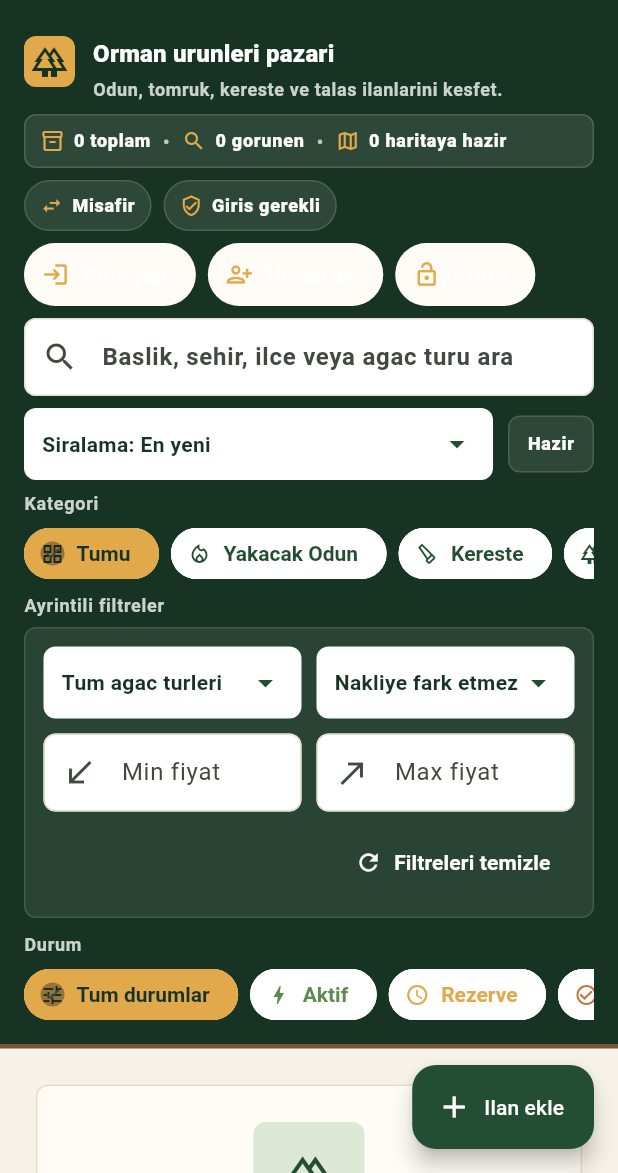
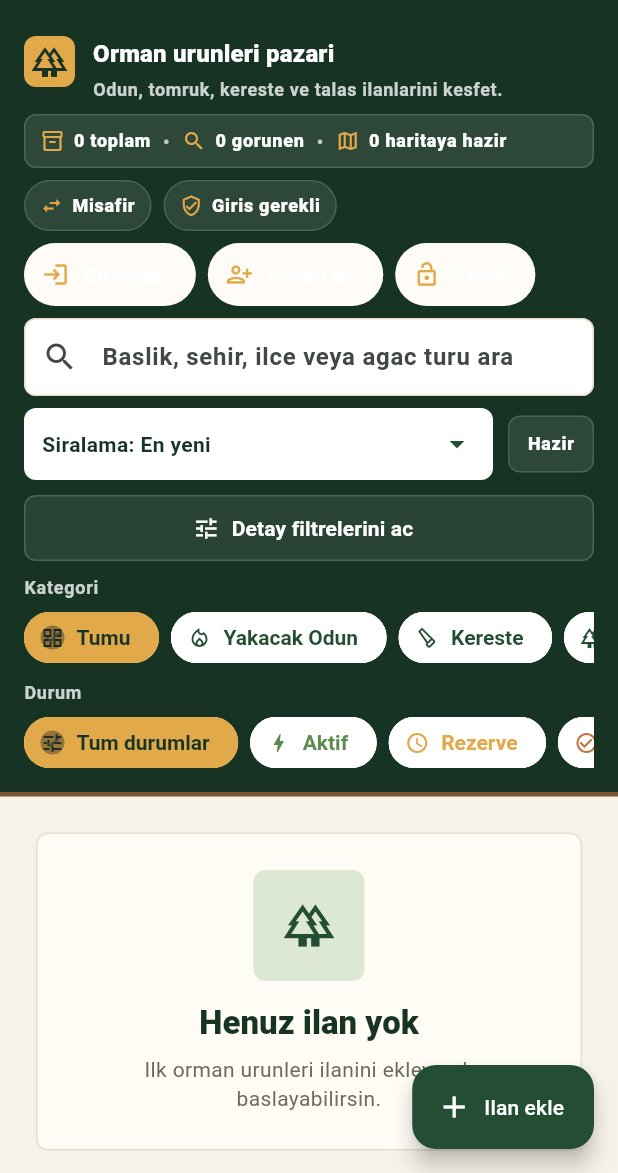
Before and after one commit to EbranurOzbalik/orman-pazar, a Flutter app: the screen it shows after launch, on a phone screen of 412 x 824 dp, the part 63-1236 px from its top. Run offline on Flutter 3.47's test engine with Material 3 defaults, Android fonts, the phone set to English and light mode, and no system bars; our stand-ins replace cloud_firestore, firebase_auth, firebase_core, firebase_storage, google_maps_flutter, image_picker; accounts and stored records are empty.

Commit message:
Refine collapsible filters on home

```diff
--- a/lib/screens/home_screen.dart
+++ b/lib/screens/home_screen.dart
@@ -48,6 +48,7 @@ class _HomeScreenState extends State<HomeScreen> {
   String _selectedCategory = AppConstants.allCategories;
   String _selectedStatus = AppConstants.allStatuses;
   String _selectedWoodType = AppConstants.allWoodTypes;
+  bool _showAdvancedFilters = false;
   DeliveryFilterOption _deliveryFilter = DeliveryFilterOption.all;
   ListingSortOption _sortOption = ListingSortOption.newest;
   String _searchText = '';
@@ -402,6 +403,7 @@ class _HomeScreenState extends State<HomeScreen> {
                               selectedWoodType: _selectedWoodType,
                               deliveryFilter: _deliveryFilter,
                               sortOption: _sortOption,
+                              showAdvancedFilters: _showAdvancedFilters,
                               listingCount: allListings.length,
                               visibleCount: filteredListings.length,
                               locationReadyCount: allListings
@@ -428,6 +430,11 @@ class _HomeScreenState extends State<HomeScreen> {
                               },
                               onPriceChanged: () => setState(() {}),
                               onClearAdvancedFilters: _clearAdvancedFilters,
+                              onToggleAdvancedFilters: () {
+                                setState(() {
+                                  _showAdvancedFilters = !_showAdvancedFilters;
+                                });
+                              },
                               onOpenFavorites: () => _openFavorites(user),
                               onOpenProfile: () => _openProfile(user),
                               onOpenMyListings: () => _openMyListings(user),
@@ -493,6 +500,7 @@ class _SearchAndFilters extends StatelessWidget {
     required this.selectedWoodType,
     required this.deliveryFilter,
     required this.sortOption,
+    required this.showAdvancedFilters,
     required this.listingCount,
     required this.visibleCount,
     required this.locationReadyCount,
@@ -507,6 +515,7 @@ class _SearchAndFilters extends StatelessWidget {
     required this.onSortOptionChanged,
     required this.onPriceChanged,
     required this.onClearAdvancedFilters,
+    required this.onToggleAdvancedFilters,
     required this.onOpenFavorites,
     required this.onOpenProfile,
     required this.onOpenMyListings,
@@ -523,6 +532,7 @@ class _SearchAndFilters extends StatelessWidget {
   final String selectedWoodType;
   final DeliveryFilterOption deliveryFilter;
   final ListingSortOption sortOption;
+  final bool showAdvancedFilters;
   final int listingCount;
   final int visibleCount;
   final int locationReadyCount;
@@ -537,6 +547,7 @@ class _SearchAndFilters extends StatelessWidget {
   final ValueChanged<ListingSortOption> onSortOptionChanged;
   final VoidCallback onPriceChanged;
   final VoidCallback onClearAdvancedFilters;
+  final VoidCallback onToggleAdvancedFilters;
   final VoidCallback onOpenFavorites;
   final VoidCallback onOpenProfile;
   final VoidCallback onOpenMyListings;
@@ -663,6 +674,30 @@ class _SearchAndFilters extends StatelessWidget {
               const SizedBox(width: 10),
               _ActiveFilterBadge(count: activeFilterCount),
             ],
+          ),
+          const SizedBox(height: 8),
+          OutlinedButton.icon(
+            onPressed: onToggleAdvancedFilters,
+            icon: Icon(
+              showAdvancedFilters
+                  ? Icons.keyboard_arrow_up
+                  : Icons.tune_outlined,
+              color: Colors.white,
+            ),
+            label: Text(
+              showAdvancedFilters
+                  ? 'Detay filtrelerini gizle'
+                  : 'Detay filtrelerini ac',
+              style: const TextStyle(
+                color: Colors.white,
+                fontWeight: FontWeight.w700,
+              ),
+            ),
+            style: OutlinedButton.styleFrom(
+              side: BorderSide(color: Colors.white.withValues(alpha: 0.18)),
+              backgroundColor: Colors.white.withValues(alpha: 0.08),
+              minimumSize: const Size.fromHeight(44),
+            ),
           ),
           const SizedBox(height: 8),
           _FilterSection(
@@ -704,15 +739,22 @@ class _SearchAndFilters extends StatelessWidget {
               ),
             ),
           ),
-          const SizedBox(height: 8),
-          _FilterSection(
+          AnimatedSwitcher(
+            duration: const Duration(milliseconds: 220),
+            child: showAdvancedFilters
+                ? Padding(
+                    key: const ValueKey('advanced-filters-open'),
+                    padding: const EdgeInsets.only(top: 8),
+                    child: _FilterSection(
                       title: 'Ayrintili filtreler',
                       child: Container(
                         width: double.infinity,
                         decoration: BoxDecoration(
                           color: Colors.white.withValues(alpha: 0.08),
                           borderRadius: BorderRadius.circular(8),
-                border: Border.all(color: Colors.white.withValues(alpha: 0.12)),
+                          border: Border.all(
+                            color: Colors.white.withValues(alpha: 0.12),
+                          ),
                         ),
                         padding: const EdgeInsets.all(12),
                         child: Column(
@@ -729,7 +771,10 @@ class _SearchAndFilters extends StatelessWidget {
                                 ),
                                 const SizedBox(width: 10),
                                 Expanded(
-                        child: _HeaderDropdownField<DeliveryFilterOption>(
+                                  child:
+                                      _HeaderDropdownField<
+                                        DeliveryFilterOption
+                                      >(
                                         value: deliveryFilter,
                                         items: DeliveryFilterOption.values,
                                         labelBuilder: _deliveryLabel,
@@ -794,6 +839,11 @@ class _SearchAndFilters extends StatelessWidget {
                             ),
                           ],
                         ),
+                      ),
+                    ),
+                  )
+                : const SizedBox.shrink(
+                    key: ValueKey('advanced-filters-closed'),
                   ),
           ),
           const SizedBox(height: 10),
@@ -1716,16 +1766,19 @@ class _CategoryPulseSection extends StatelessWidget {
       icon: Icons.hub_outlined,
       title: 'Kategori nabzi',
       subtitle: 'Bugun listede en cok gorunen urun gruplari.',
-      child: Row(
-        children: items.map((item) {
-          final isLast = item == items.last;
-          return Expanded(
-            child: Padding(
-              padding: EdgeInsets.only(right: isLast ? 0 : 10),
-              child: _CategoryPulseCard(item: item),
-            ),
-          );
-        }).toList(),
+      child: SizedBox(
+        height: 120,
+        child: ListView.separated(
+          scrollDirection: Axis.horizontal,
+          itemCount: items.length,
+          separatorBuilder: (_, _) => const SizedBox(width: 10),
+          itemBuilder: (context, index) {
+            return SizedBox(
+              width: 122,
+              child: _CategoryPulseCard(item: items[index]),
+            );
+          },
+        ),
       ),
     );
   }
```
Lines whose indentation alone changed are shown as unchanged.
